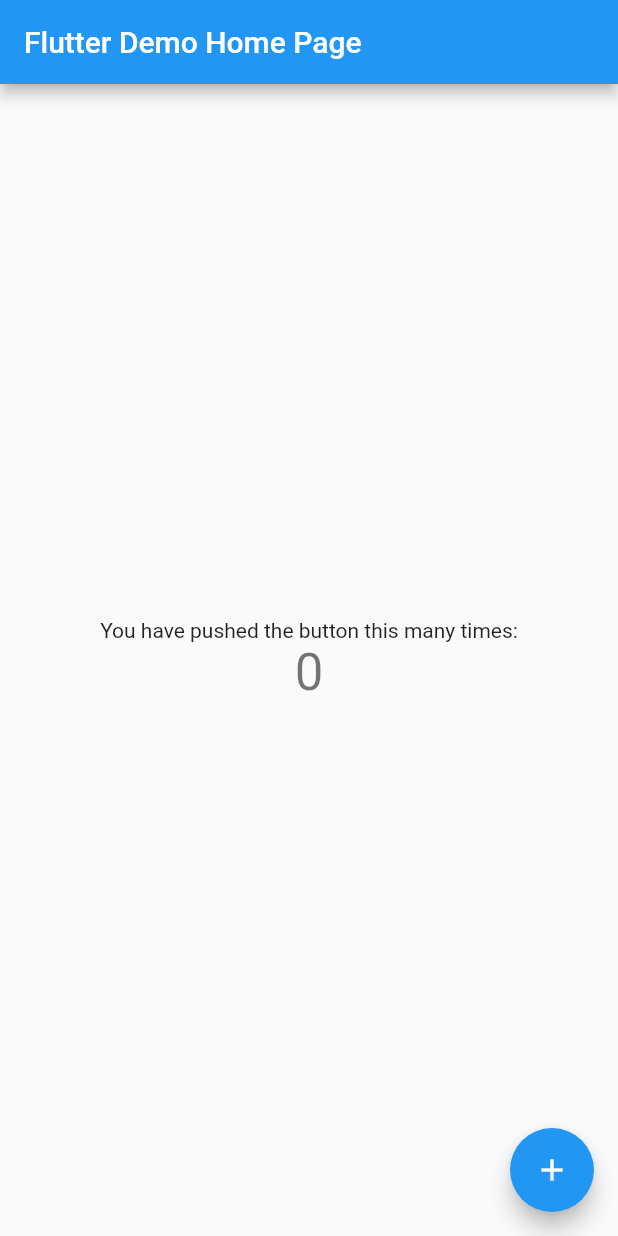
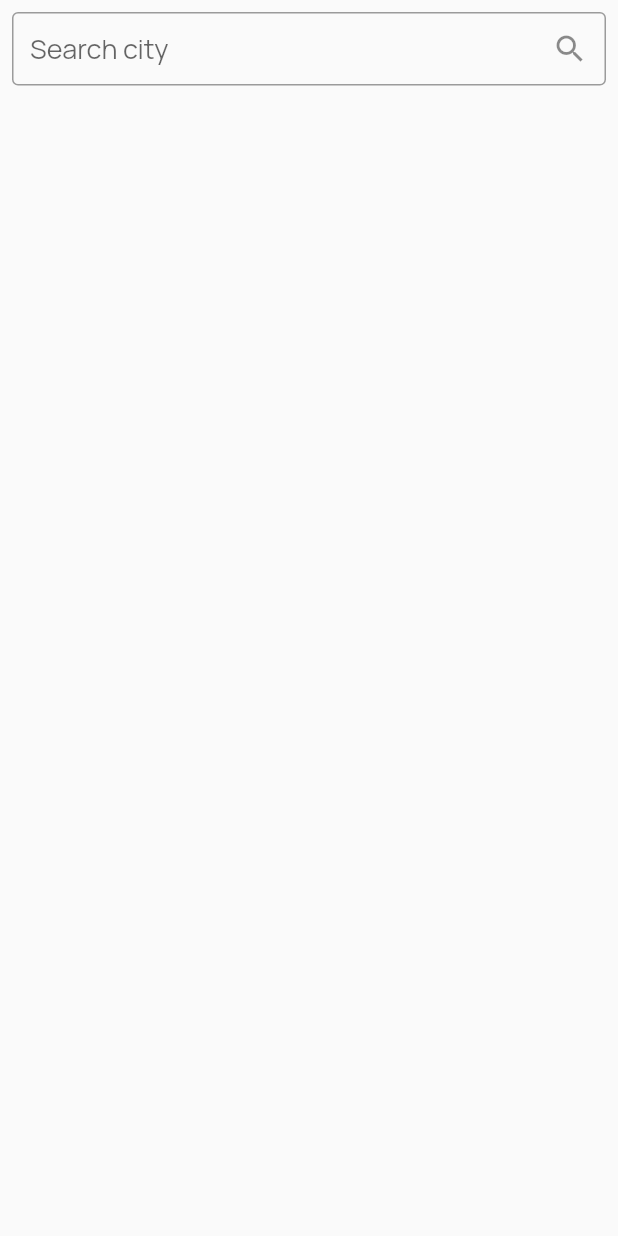
Before and after one commit to gugdun/WeatherApp, a Flutter app: the screen it shows after launch, on a phone screen of 412 x 824 dp. Run offline on Flutter 3.47's test engine with Material 2 defaults, Android fonts, the phone set to English and light mode, and no system bars; our stand-ins replace flutter_bloc, google_fonts.

Commit message:
Base structure

```diff
--- a/lib/main.dart
+++ b/lib/main.dart
@@ -1,115 +1,6 @@
 import 'package:flutter/material.dart';
+import 'package:weather_app/src/app.dart';
 
 void main() {
-  runApp(const MyApp());
+  runApp(const App());
 }
-
-class MyApp extends StatelessWidget {
-  const MyApp({Key? key}) : super(key: key);
-
-  // This widget is the root of your application.
-  @override
-  Widget build(BuildContext context) {
-    return MaterialApp(
-      title: 'Flutter Demo',
-      theme: ThemeData(
-        // This is the theme of your application.
-        //
-        // Try running your application with "flutter run". You'll see the
-        // application has a blue toolbar. Then, without quitting the app, try
-        // changing the primarySwatch below to Colors.green and then invoke
-        // "hot reload" (press "r" in the console where you ran "flutter run",
-        // or simply save your changes to "hot reload" in a Flutter IDE).
-        // Notice that the counter didn't reset back to zero; the application
-        // is not restarted.
-        primarySwatch: Colors.blue,
-      ),
-      home: const MyHomePage(title: 'Flutter Demo Home Page'),
-    );
-  }
-}
-
-class MyHomePage extends StatefulWidget {
-  const MyHomePage({Key? key, required this.title}) : super(key: key);
-
-  // This widget is the home page of your application. It is stateful, meaning
-  // that it has a State object (defined below) that contains fields that affect
-  // how it looks.
-
-  // This class is the configuration for the state. It holds the values (in this
-  // case the title) provided by the parent (in this case the App widget) and
-  // used by the build method of the State. Fields in a Widget subclass are
-  // always marked "final".
-
-  final String title;
-
-  @override
-  State<MyHomePage> createState() => _MyHomePageState();
-}
-
-class _MyHomePageState extends State<MyHomePage> {
-  int _counter = 0;
-
-  void _incrementCounter() {
-    setState(() {
-      // This call to setState tells the Flutter framework that something has
-      // changed in this State, which causes it to rerun the build method below
-      // so that the display can reflect the updated values. If we changed
-      // _counter without calling setState(), then the build method would not be
-      // called again, and so nothing would appear to happen.
-      _counter++;
-    });
-  }
-
-  @override
-  Widget build(BuildContext context) {
-    // This method is rerun every time setState is called, for instance as done
-    // by the _incrementCounter method above.
-    //
-    // The Flutter framework has been optimized to make rerunning build methods
-    // fast, so that you can just rebuild anything that needs updating rather
-    // than having to individually change instances of widgets.
-    return Scaffold(
-      appBar: AppBar(
-        // Here we take the value from the MyHomePage object that was created by
-        // the App.build method, and use it to set our appbar title.
-        title: Text(widget.title),
-      ),
-      body: Center(
-        // Center is a layout widget. It takes a single child and positions it
-        // in the middle of the parent.
-        child: Column(
-          // Column is also a layout widget. It takes a list of children and
-          // arranges them vertically. By default, it sizes itself to fit its
-          // children horizontally, and tries to be as tall as its parent.
-          //
-          // Invoke "debug painting" (press "p" in the console, choose the
-          // "Toggle Debug Paint" action from the Flutter Inspector in Android
-          // Studio, or the "Toggle Debug Paint" command in Visual Studio Code)
-          // to see the wireframe for each widget.
-          //
-          // Column has various properties to control how it sizes itself and
-          // how it positions its children. Here we use mainAxisAlignment to
-          // center the children vertically; the main axis here is the vertical
-          // axis because Columns are vertical (the cross axis would be
-          // horizontal).
-          mainAxisAlignment: MainAxisAlignment.center,
-          children: <Widget>[
-            const Text(
-              'You have pushed the button this many times:',
-            ),
-            Text(
-              '$_counter',
-              style: Theme.of(context).textTheme.headline4,
-            ),
-          ],
-        ),
-      ),
-      floatingActionButton: FloatingActionButton(
-        onPressed: _incrementCounter,
-        tooltip: 'Increment',
-        child: const Icon(Icons.add),
-      ), // This trailing comma makes auto-formatting nicer for build methods.
-    );
-  }
-}
--- /dev/null
+++ b/lib/src/app.dart
@@ -0,0 +1,28 @@
+import 'package:flutter/material.dart';
+import 'package:flutter_bloc/flutter_bloc.dart';
+import 'package:weather_app/src/cubit/app_cubit.dart';
+import 'package:weather_app/src/cubit/search_cubit.dart';
+import 'package:weather_app/src/widgets/app_pages.dart';
+
+class App extends StatelessWidget {
+  const App({Key? key}) : super(key: key);
+
+  @override
+  Widget build(BuildContext context) {
+    return MaterialApp(
+      title: 'WeatherApp',
+      themeMode: ThemeMode.dark,
+      home: MultiBlocProvider(
+        providers: [
+          BlocProvider<AppCubit>(
+            create: (BuildContext context) => AppCubit(),
+          ),
+          BlocProvider<SearchCubit>(
+            create: (BuildContext context) => SearchCubit(),
+          ),
+        ],
+        child: const AppPages(),
+      ),
+    );
+  }
+}
--- /dev/null
+++ b/lib/src/cubit/app_cubit.dart
@@ -0,0 +1,26 @@
+import 'package:flutter/material.dart';
+import 'package:flutter_bloc/flutter_bloc.dart';
+import 'package:weather_app/src/models/forecast_page.dart';
+
+part 'app_state.dart';
+
+class AppCubit extends Cubit<AppState> {
+  AppCubit() : super(AppInitial());
+
+  Future<bool> addPage(String city) async {
+    if (state is AppDefault) {
+      var newPages = (state as AppDefault).pages;
+      newPages.add(ForecastPage(city: 'Default'));
+      emit(AppDefault(pages: newPages));
+    } else {
+      emit(AppDefault(
+        pages: <ForecastPage>[
+          ForecastPage(city: 'Default'),
+        ],
+      ));
+    }
+    return true;
+  }
+
+  final PageController pageController = PageController();
+}
--- /dev/null
+++ b/lib/src/cubit/app_state.dart
@@ -0,0 +1,12 @@
+part of 'app_cubit.dart';
+
+@immutable
+abstract class AppState {}
+
+class AppInitial extends AppState {}
+
+class AppDefault extends AppState {
+  final List<ForecastPage> pages;
+
+  AppDefault({this.pages = const <ForecastPage>[]});
+}
--- /dev/null
+++ b/lib/src/cubit/search_cubit.dart
@@ -0,0 +1,16 @@
+import 'package:flutter/material.dart';
+import 'package:flutter_bloc/flutter_bloc.dart';
+
+part 'search_state.dart';
+
+class SearchCubit extends Cubit<SearchState> {
+  SearchCubit() : super(SearchInitial());
+
+  void setQuery(String query) {
+    if (query != '') {
+      emit(SearchQueried(query: query));
+    } else {
+      emit(SearchInitial());
+    }
+  }
+}
--- /dev/null
+++ b/lib/src/cubit/search_state.dart
@@ -0,0 +1,12 @@
+part of 'search_cubit.dart';
+
+@immutable
+abstract class SearchState {}
+
+class SearchInitial extends SearchState {}
+
+class SearchQueried extends SearchState {
+  final String query;
+
+  SearchQueried({required this.query});
+}
--- /dev/null
+++ b/lib/src/models/forecast_page.dart
@@ -0,0 +1,5 @@
+class ForecastPage {
+  final String city;
+
+  ForecastPage({required this.city});
+}
--- /dev/null
+++ b/lib/src/screens/cities_screen.dart
@@ -0,0 +1,21 @@
+import 'package:flutter/material.dart';
+import 'package:weather_app/src/widgets/cities_list.dart';
+import 'package:weather_app/src/widgets/search_field.dart';
+
+class CitiesScreen extends StatelessWidget {
+  const CitiesScreen({Key? key}) : super(key: key);
+
+  @override
+  Widget build(BuildContext context) {
+    return Scaffold(
+      body: SafeArea(
+        child: Column(
+          children: const <Widget>[
+            SearchField(),
+            CitiesList(),
+          ],
+        ),
+      ),
+    );
+  }
+}
--- /dev/null
+++ b/lib/src/services/geocoding_service.dart
@@ -0,0 +1,13 @@
+import 'package:weather_app/src/models/coordinates.dart';
+import 'package:http/http.dart' as http;
+
+class GeocodingService {
+  Future<Coordinates> getCoordinates(String city) async {
+    await http.get(Uri.https(
+      'geocoding-api.open-meteo.com',
+      '/v1/search',
+      <String, dynamic>{'name': city},
+    ));
+    return Coordinates.fromJson({});
+  }
+}
--- /dev/null
+++ b/lib/src/widgets/app_pages.dart
@@ -0,0 +1,22 @@
+import 'package:flutter/material.dart';
+import 'package:flutter_bloc/flutter_bloc.dart';
+import 'package:weather_app/src/cubit/app_cubit.dart';
+import 'package:weather_app/src/screens/cities_screen.dart';
+
+class AppPages extends StatelessWidget {
+  const AppPages({Key? key}) : super(key: key);
+
+  @override
+  Widget build(BuildContext context) {
+    return BlocBuilder<AppCubit, AppState>(
+      builder: (BuildContext context, AppState state) {
+        return PageView(
+          controller: context.read<AppCubit>().pageController,
+          children: const <Widget>[
+            CitiesScreen(),
+          ],
+        );
+      },
+    );
+  }
+}
--- /dev/null
+++ b/lib/src/widgets/search_field.dart
@@ -0,0 +1,31 @@
+import 'package:flutter/material.dart';
+import 'package:flutter_bloc/flutter_bloc.dart';
+import 'package:weather_app/src/cubit/search_cubit.dart';
+import 'package:google_fonts/google_fonts.dart';
+
+class SearchField extends StatelessWidget {
+  const SearchField({Key? key}) : super(key: key);
+
+  @override
+  Widget build(BuildContext context) {
+    return BlocBuilder<SearchCubit, SearchState>(
+      builder: (context, state) {
+        return Padding(
+          padding: const EdgeInsets.all(8.0),
+          child: TextField(
+            style: GoogleFonts.manrope(fontSize: 18),
+            decoration: InputDecoration(
+              contentPadding: const EdgeInsets.all(12),
+              hintStyle: GoogleFonts.manrope(fontSize: 18),
+              hintText: 'Search city',
+              border: const OutlineInputBorder(),
+              suffixIcon: const Icon(Icons.search),
+            ),
+            onChanged: (String value) =>
+                context.read<SearchCubit>().setQuery(value),
+          ),
+        );
+      },
+    );
+  }
+}
```
Also changed, not shown: lib/src/models/coordinates.dart (added, +16 -0 lines), lib/src/models/current_weather.dart (added, +25 -0 lines), lib/src/models/forecast.dart (added, +24 -0 lines), lib/src/screens/weather_screen.dart (added, +18 -0 lines), lib/src/services/forecast_service.dart (added, +18 -0 lines), lib/src/widgets/cities_list.dart (added, +26 -0 lines), lib/src/widgets/city_item.dart (added, +25 -0 lines), pubspec.yaml (+4 -5 lines), pubspec.lock, 3 other files.
